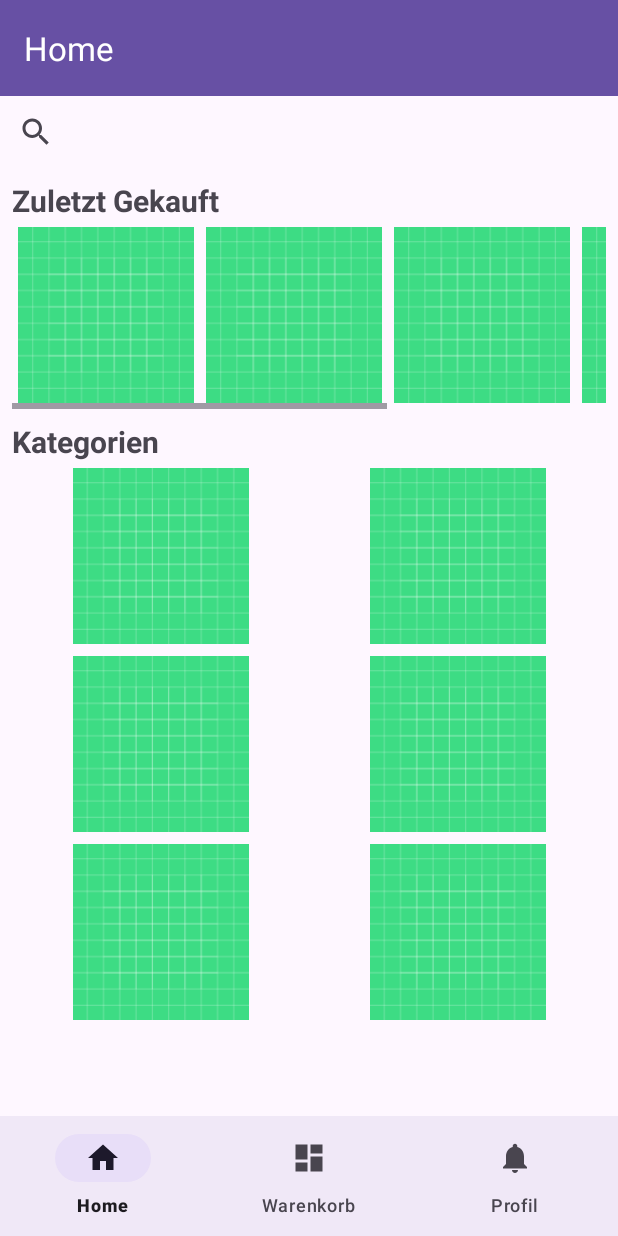
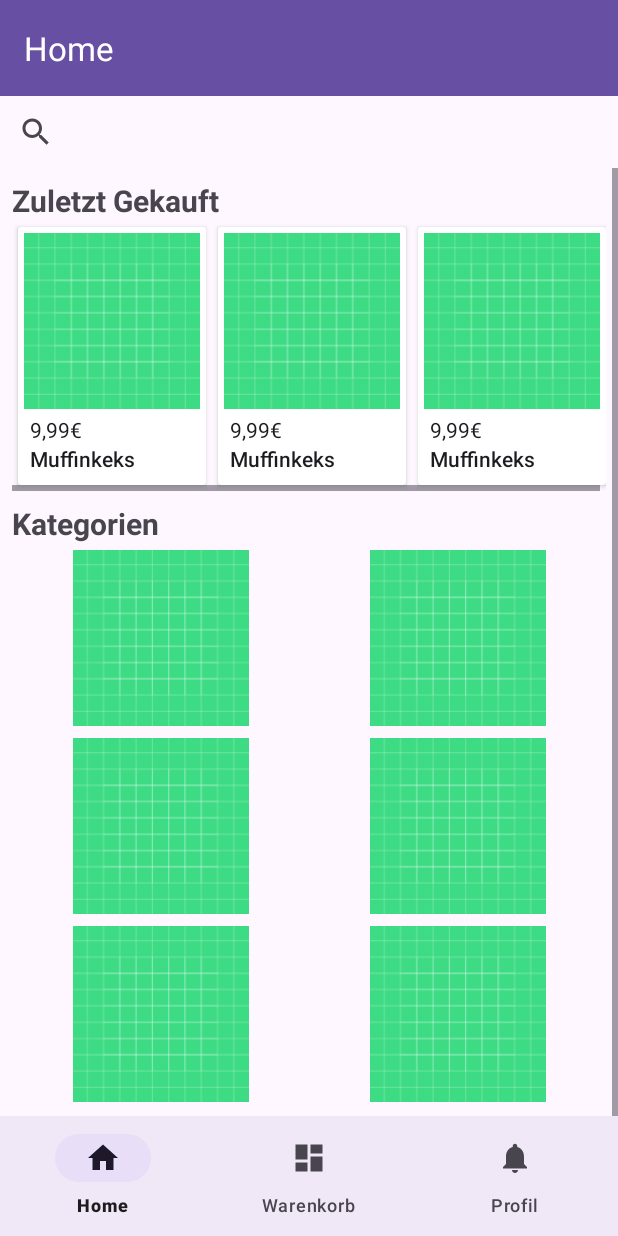
Before and after one commit to LeoHerrmann/blink, an Android app: the HomeFragment screen opened directly, with no data from a screen before it, on a phone screen of 412 x 824 dp. Run offline under Robolectric (Android 15) with nearby library versions, the phone set to English and light mode, and no system bars; our stand-ins replace navigation-ui.

Commit message:
Zuletzt Gekauft Karten sind da miti Preis und Produkname. Torsten lacht sich einen ab :D

```diff
--- a/app/src/main/java/com/example/appactivitys/ui/home/HomeFragment.java
+++ b/app/src/main/java/com/example/appactivitys/ui/home/HomeFragment.java
@@ -9,6 +9,7 @@ import android.view.ViewGroup;
 import android.widget.ImageView;
 
 import androidx.annotation.NonNull;
+import androidx.cardview.widget.CardView;
 import androidx.fragment.app.Fragment;
 import androidx.lifecycle.ViewModelProvider;
 import androidx.navigation.NavController;
@@ -30,8 +31,8 @@ public class HomeFragment extends Fragment {
         binding = FragmentHomeBinding.inflate(inflater, container, false);
         View root = binding.getRoot();
 
-        ImageView imageView = root.findViewById(R.id.productImageView);
-        imageView.setOnClickListener(new View.OnClickListener() {
+        CardView cardView = root.findViewById(R.id.productImageView);
+        cardView.setOnClickListener(new View.OnClickListener() {
             @Override
             public void onClick(View v) {
                 launchProductDetails(v);
--- a/app/src/main/res/layout/fragment_home.xml
+++ b/app/src/main/res/layout/fragment_home.xml
@@ -56,12 +56,15 @@
                     android:layout_height="match_parent"
                     android:orientation="horizontal">
 
-                    <ImageView
-                        android:id="@+id/productImageView"
+                    <androidx.cardview.widget.CardView
                         android:layout_width="125dp"
-                        android:layout_height="125dp"
-                        android:padding="4dp"
-                        android:src="@drawable/ic_launcher_background" />
+                        android:layout_height="wrap_content"
+                        android:layout_margin="4dp">
+
+                        <LinearLayout
+                            android:layout_width="match_parent"
+                            android:layout_height="wrap_content"
+                            android:orientation="vertical">
 
                             <ImageView
                                 android:layout_width="125dp"
@@ -69,11 +72,39 @@
                                 android:padding="4dp"
                                 android:src="@drawable/ic_launcher_background" />
 
-                    <ImageView
+                            <TextView
+                                android:layout_width="match_parent"
+                                android:layout_height="wrap_content"
+                                android:layout_gravity="bottom"
+                                android:paddingStart="8dp"
+                                android:paddingEnd="8dp"
+                                android:text="9,99€"
+                                android:textAppearance="@style/TextAppearance.AppCompat.Body1" />
+
+
+                            <TextView
+                                android:layout_width="match_parent"
+                                android:layout_height="wrap_content"
+                                android:paddingStart="8dp"
+                                android:paddingEnd="8dp"
+                                android:paddingBottom="8dp"
+                                android:layout_gravity="bottom"
+                                android:text="Muffinkeks"
+                                android:textAppearance="@style/TextAppearance.AppCompat.Body2" />
+
+                        </LinearLayout>
+
+                    </androidx.cardview.widget.CardView>
+
+                    <androidx.cardview.widget.CardView
                         android:layout_width="125dp"
-                        android:layout_height="125dp"
-                        android:padding="4dp"
-                        android:src="@drawable/ic_launcher_background" />
+                        android:layout_height="wrap_content"
+                        android:layout_margin="4dp">
+
+                        <LinearLayout
+                            android:layout_width="match_parent"
+                            android:layout_height="wrap_content"
+                            android:orientation="vertical">
 
                             <ImageView
                                 android:layout_width="125dp"
@@ -81,11 +112,70 @@
                                 android:padding="4dp"
                                 android:src="@drawable/ic_launcher_background" />
 
+                            <TextView
+                                android:layout_width="match_parent"
+                                android:layout_height="wrap_content"
+                                android:layout_gravity="bottom"
+                                android:paddingStart="8dp"
+                                android:paddingEnd="8dp"
+                                android:text="9,99€"
+                                android:textAppearance="@style/TextAppearance.AppCompat.Body1" />
+
+
+                            <TextView
+                                android:layout_width="match_parent"
+                                android:layout_height="wrap_content"
+                                android:paddingStart="8dp"
+                                android:paddingEnd="8dp"
+                                android:paddingBottom="8dp"
+                                android:layout_gravity="bottom"
+                                android:text="Muffinkeks"
+                                android:textAppearance="@style/TextAppearance.AppCompat.Body2" />
+
+                        </LinearLayout>
+
+                    </androidx.cardview.widget.CardView>
+
+                    <androidx.cardview.widget.CardView
+                        android:id="@+id/productImageView"
+                        android:layout_width="125dp"
+                        android:layout_height="wrap_content"
+                        android:layout_margin="4dp">
+
+                        <LinearLayout
+                            android:layout_width="match_parent"
+                            android:layout_height="wrap_content"
+                            android:orientation="vertical">
+
                             <ImageView
                                 android:layout_width="125dp"
                                 android:layout_height="125dp"
                                 android:padding="4dp"
                                 android:src="@drawable/ic_launcher_background" />
+
+                            <TextView
+                                android:layout_width="match_parent"
+                                android:layout_height="wrap_content"
+                                android:layout_gravity="bottom"
+                                android:paddingStart="8dp"
+                                android:paddingEnd="8dp"
+                                android:text="9,99€"
+                                android:textAppearance="@style/TextAppearance.AppCompat.Body1" />
+
+
+                            <TextView
+                                android:layout_width="match_parent"
+                                android:layout_height="wrap_content"
+                                android:paddingStart="8dp"
+                                android:paddingEnd="8dp"
+                                android:paddingBottom="8dp"
+                                android:layout_gravity="bottom"
+                                android:text="Muffinkeks"
+                                android:textAppearance="@style/TextAppearance.AppCompat.Body2" />
+
+                        </LinearLayout>
+
+                    </androidx.cardview.widget.CardView>
                 </LinearLayout>
             </HorizontalScrollView>
 
```
Lines whose indentation alone changed are shown as unchanged.
